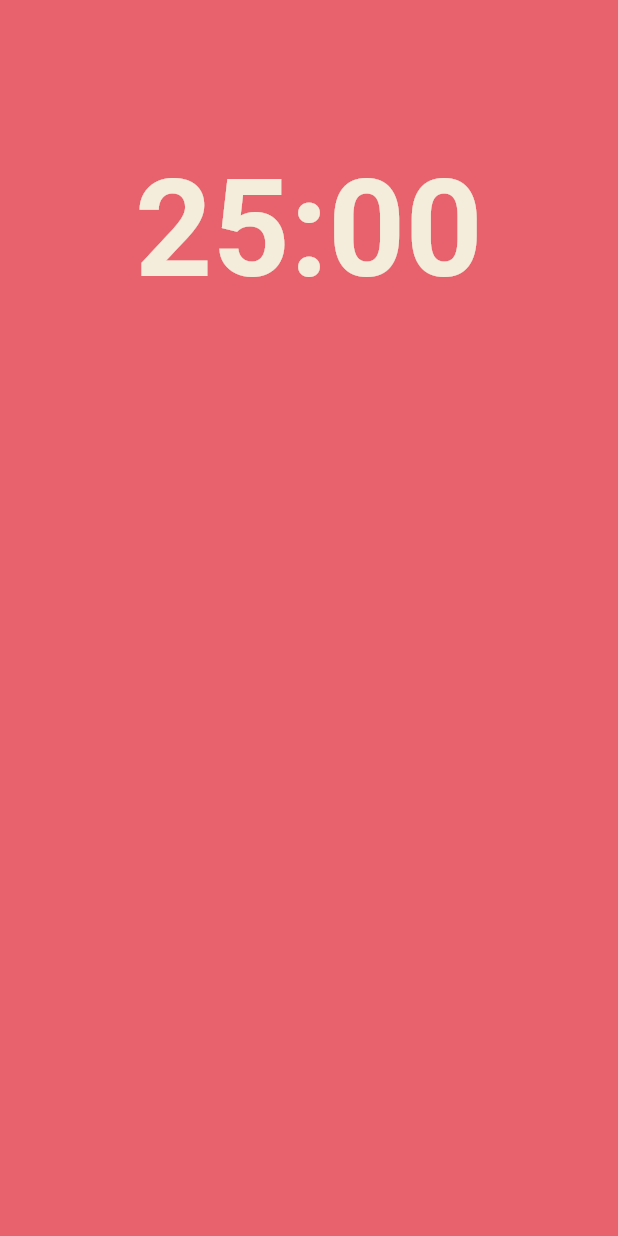
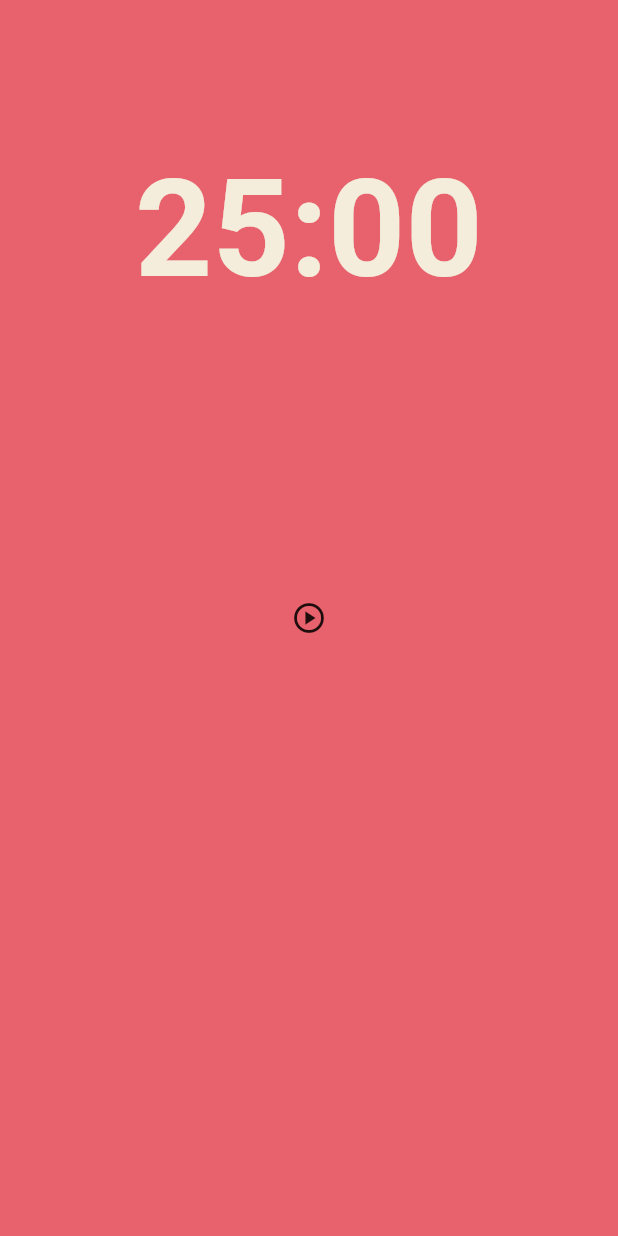
Before and after one commit to kimgeuntae/pomodoro, a Flutter app: the screen it shows after launch, on a phone screen of 412 x 824 dp. Run offline on Flutter 3.47's test engine with Material 2 defaults, Android fonts, the phone set to English and light mode, and no system bars.

Commit message:
Add: 플레이 버튼

```diff
--- a/lib/screens/home_screen.dart
+++ b/lib/screens/home_screen.dart
@@ -30,7 +30,14 @@ class _HomeScreenState extends State<HomeScreen> {
           ),
           Flexible(
             flex: 2,
-            child: Container(),
+            child: Center(
+              child: IconButton(
+                onPressed: () {},
+                icon: const Icon(
+                  Icons.play_circle_outlined,
+                ),
+              ),
+            ),
           ),
           Flexible(
             flex: 1,
```
